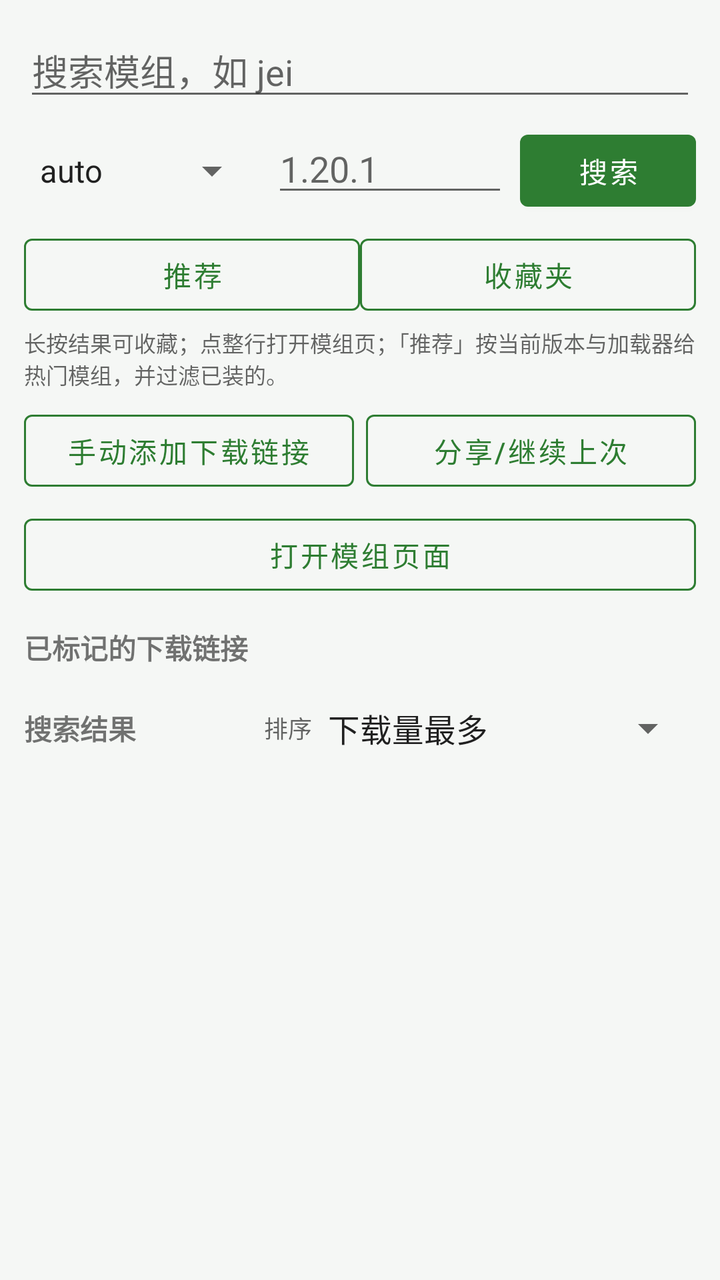
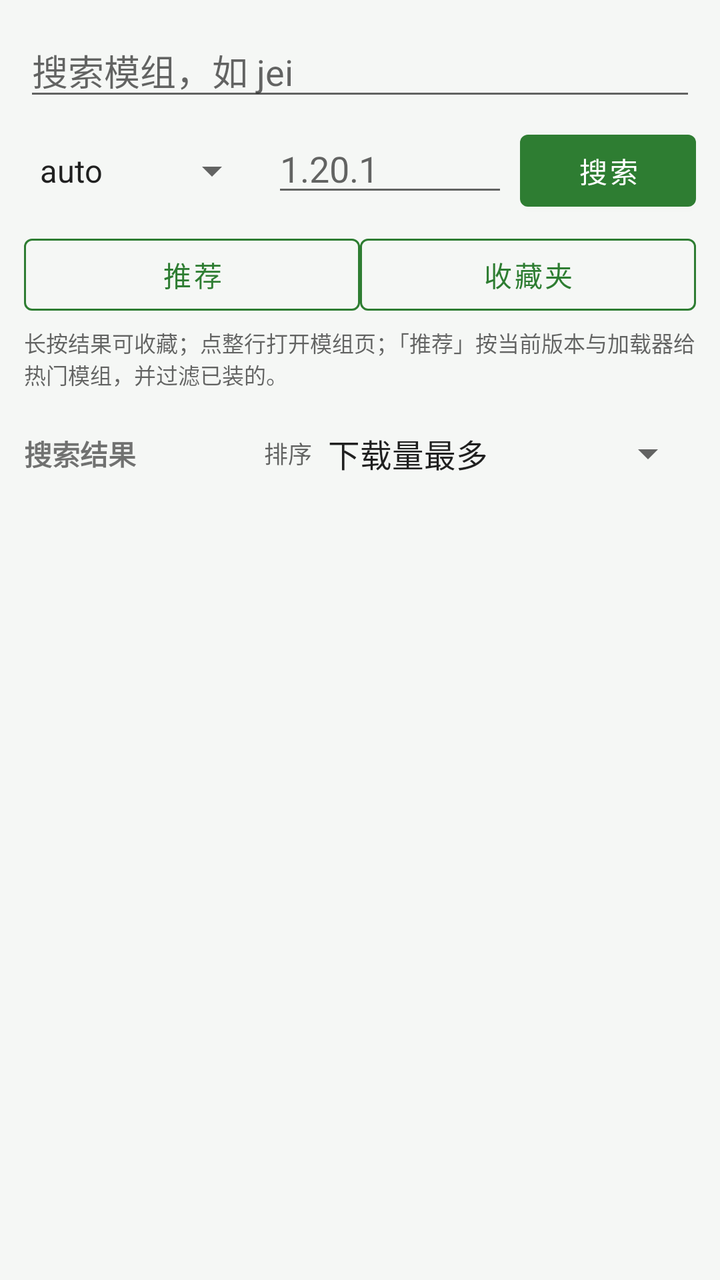

The first picture is an Android layout as it rendered before a commit; the second is the same layout after the commit. The layout source and the unified diff follow.
<!-- AndroidManifest.xml: application theme Theme.ModMigrator -->
<!-- res/layout/fragment_market.xml -->
<?xml version="1.0" encoding="utf-8"?>
<LinearLayout xmlns:android="http://schemas.android.com/apk/res/android"
    android:layout_width="match_parent"
    android:layout_height="match_parent"
    android:orientation="vertical"
    android:padding="12dp">

    <EditText
        android:id="@+id/etQuery"
        android:layout_width="match_parent"
        android:layout_height="wrap_content"
        android:hint="@string/hint_query"
        android:imeOptions="actionSearch"
        android:inputType="text"
        android:singleLine="true" />

    <LinearLayout
        android:layout_width="match_parent"
        android:layout_height="wrap_content"
        android:layout_marginTop="6dp"
        android:orientation="horizontal">

        <Spinner
            android:id="@+id/spLoader"
            android:layout_width="0dp"
            android:layout_height="wrap_content"
            android:layout_weight="1"
            android:entries="@array/loaders" />

        <EditText
            android:id="@+id/etVersion"
            android:layout_width="0dp"
            android:layout_height="wrap_content"
            android:layout_marginStart="6dp"
            android:layout_weight="1"
            android:hint="1.20.1"
            android:inputType="text"
            android:singleLine="true" />

        <Button
            android:id="@+id/btnSearch"
            android:layout_width="wrap_content"
            android:layout_height="wrap_content"
            android:layout_marginStart="6dp"
            android:text="@string/btn_search" />
    </LinearLayout>

    <LinearLayout
        android:layout_width="match_parent"
        android:layout_height="wrap_content"
        android:layout_marginTop="4dp"
        android:orientation="horizontal">

        <Button
            android:id="@+id/btnRecommend"
            style="@style/AppButtonOutlined"
            android:layout_width="0dp"
            android:layout_height="wrap_content"
            android:layout_weight="1"
            android:text="@string/btn_recommend" />

        <Button
            android:id="@+id/btnFavorites"
            style="@style/AppButtonOutlined"
            android:layout_width="0dp"
            android:layout_height="wrap_content"
            android:layout_weight="1"
            android:text="@string/btn_favorites" />
    </LinearLayout>

    <TextView
        android:layout_width="match_parent"
        android:layout_height="wrap_content"
        android:paddingTop="2dp"
        android:text="@string/market_tips"
        android:textColor="@color/textSecondary"
        android:textSize="11sp" />

    <LinearLayout
        android:layout_width="match_parent"
        android:layout_height="wrap_content"
        android:layout_marginTop="6dp"
        android:orientation="horizontal">

        <Button
            android:id="@+id/btnAddLink"
            style="@style/AppButtonOutlined"
            android:layout_width="0dp"
            android:layout_height="wrap_content"
            android:layout_weight="1"
            android:text="@string/btn_add_link" />

        <Button
            android:id="@+id/btnShare"
            style="@style/AppButtonOutlined"
            android:layout_width="0dp"
            android:layout_height="wrap_content"
            android:layout_marginStart="6dp"
            android:layout_weight="1"
            android:text="@string/btn_share_position" />
    </LinearLayout>

    <Button
        android:id="@+id/btnOpenPage"
        style="@style/AppButtonOutlined"
        android:layout_width="match_parent"
        android:layout_height="wrap_content"
        android:layout_marginTop="4dp"
        android:text="@string/btn_open_page" />

    <TextView
        android:layout_width="wrap_content"
        android:layout_height="wrap_content"
        android:layout_marginTop="12dp"
        android:text="@string/marked_links"
        android:textStyle="bold" />

    <androidx.recyclerview.widget.RecyclerView
        android:id="@+id/rvLinks"
        android:layout_width="match_parent"
        android:layout_height="wrap_content"
        android:layout_marginBottom="8dp"
        android:overScrollMode="never" />

    <LinearLayout
        android:layout_width="match_parent"
        android:layout_height="wrap_content"
        android:layout_marginTop="10dp"
        android:gravity="center_vertical"
        android:orientation="horizontal">

        <TextView
            android:id="@+id/tvListTitle"
            android:layout_width="0dp"
            android:layout_height="wrap_content"
            android:layout_weight="1"
            android:text="@string/search_results"
            android:textStyle="bold" />

        <TextView
            android:layout_width="wrap_content"
            android:layout_height="wrap_content"
            android:text="@string/label_sort"
            android:textColor="@color/textSecondary"
            android:textSize="12sp" />

        <Spinner
            android:id="@+id/spSort"
            android:layout_width="wrap_content"
            android:layout_height="wrap_content"
            android:entries="@array/sort_modes" />
    </LinearLayout>

    <androidx.recyclerview.widget.RecyclerView
        android:id="@+id/rvMods"
        android:layout_width="match_parent"
        android:layout_height="0dp"
        android:layout_weight="1" />
</LinearLayout>
<!-- resources referenced by this layout -->
<resources>
  <string-array name="loaders">
          <item>auto</item>
          <item>fabric</item>
          <item>forge</item>
          <item>neoforge</item>
          <item>quilt</item>
      </string-array>
  <string-array name="sort_modes">
          <item>下载量最多</item>
          <item>最近更新</item>
          <item>名称 A-Z</item>
          <item>相关度（原顺序）</item>
      </string-array>
  <color name="textSecondary">#99000000</color>
  <string name="btn_add_link">手动添加下载链接</string>
  <string name="btn_favorites">收藏夹</string>
  <string name="btn_open_page">打开模组页面</string>
  <string name="btn_recommend">推荐</string>
  <string name="btn_search">搜索</string>
  <string name="btn_share_position">分享/继续上次</string>
  <string name="hint_query">搜索模组，如 jei</string>
  <string name="label_sort">排序</string>
  <string name="marked_links">已标记的下载链接</string>
  <string name="market_tips">长按结果可收藏；点整行打开模组页；「推荐」按当前版本与加载器给热门模组，并过滤已装的。</string>
  <string name="search_results">搜索结果</string>
  <style name="AppButtonOutlined" parent="Widget.MaterialComponents.Button.OutlinedButton">
          <item name="strokeColor">?attr/colorPrimary</item>
          <item name="android:textColor">?attr/colorPrimary</item>
          <item name="iconTint">?attr/colorPrimary</item>
          <item name="rippleColor">?attr/colorPrimary</item>
      </style>
  <style name="Theme.ModMigrator" parent="Theme.MaterialComponents.DayNight.NoActionBar">
          <item name="colorPrimary">@color/primary</item>
          <item name="colorPrimaryDark">@color/primaryDark</item>
          <item name="colorAccent">@color/accent</item>
          <item name="android:windowBackground">@color/bg</item>
          <item name="android:statusBarColor">@color/primaryDark</item>
          <item name="preferenceTheme">@style/PreferenceThemeOverlay</item>
          
          <item name="materialButtonStyle">@style/AppButton</item>
      </style>
  <color name="primary">#FF2E7D32</color>
  <color name="primaryDark">#FF1B5E20</color>
  <color name="accent">#FF66BB6A</color>
  <color name="bg">#FFF5F7F5</color>
  <style name="AppButton" parent="Widget.MaterialComponents.Button">
          <item name="backgroundTint">?attr/colorPrimary</item>
          <item name="android:textColor">@android:color/white</item>
          <item name="rippleColor">?attr/colorPrimary</item>
      </style>
</resources>

<!-- the commit's change to res/layout/fragment_market.xml (unified diff, before → after) -->
@@ -5,127 +5,145 @@
     android:orientation="vertical"
     android:padding="12dp">
 
-    <EditText
-        android:id="@+id/etQuery"
+    
+    <androidx.core.widget.NestedScrollView
         android:layout_width="match_parent"
-        android:layout_height="wrap_content"
-        android:hint="@string/hint_query"
-        android:imeOptions="actionSearch"
-        android:inputType="text"
-        android:singleLine="true" />
+        android:layout_height="0dp"
+        android:layout_weight="1"
+        android:fillViewport="false"
+        android:overScrollMode="never">
 
+        <LinearLayout
+            android:layout_width="match_parent"
+            android:layout_height="wrap_content"
+            android:orientation="vertical">
+
+            <EditText
+                android:id="@+id/etQuery"
+                android:layout_width="match_parent"
+                android:layout_height="wrap_content"
+                android:hint="@string/hint_query"
+                android:imeOptions="actionSearch"
+                android:inputType="text"
+                android:singleLine="true" />
+
+            <LinearLayout
+                android:layout_width="match_parent"
+                android:layout_height="wrap_content"
+                android:layout_marginTop="6dp"
+                android:orientation="horizontal">
+
+                <Spinner
+                    android:id="@+id/spLoader"
+                    android:layout_width="0dp"
+                    android:layout_height="wrap_content"
+                    android:layout_weight="1"
+                    android:entries="@array/loaders" />
+
+                <EditText
+                    android:id="@+id/etVersion"
+                    android:layout_width="0dp"
+                    android:layout_height="wrap_content"
+                    android:layout_marginStart="6dp"
+                    android:layout_weight="1"
+                    android:hint="1.20.1"
+                    android:inputType="text"
+                    android:singleLine="true" />
+
+                <Button
+                    android:id="@+id/btnSearch"
+                    android:layout_width="wrap_content"
+                    android:layout_height="wrap_content"
+                    android:layout_marginStart="6dp"
+                    android:text="@string/btn_search" />
+            </LinearLayout>
+
+            <LinearLayout
+                android:layout_width="match_parent"
+                android:layout_height="wrap_content"
+                android:layout_marginTop="4dp"
+                android:orientation="horizontal">
+
+                <Button
+                    android:id="@+id/btnRecommend"
+                    style="@style/AppButtonOutlined"
+                    android:layout_width="0dp"
+                    android:layout_height="wrap_content"
+                    android:layout_weight="1"
+                    android:text="@string/btn_recommend" />
+
+                <Button
+                    android:id="@+id/btnFavorites"
+                    style="@style/AppButtonOutlined"
+                    android:layout_width="0dp"
+                    android:layout_height="wrap_content"
+                    android:layout_weight="1"
+                    android:text="@string/btn_favorites" />
+            </LinearLayout>
+
+            <TextView
+                android:layout_width="match_parent"
+                android:layout_height="wrap_content"
+                android:paddingTop="2dp"
+                android:text="@string/market_tips"
+                android:textColor="@color/textSecondary"
+                android:textSize="11sp" />
+
+            
+            <LinearLayout
+                android:layout_width="match_parent"
+                android:layout_height="wrap_content"
+                android:layout_marginTop="6dp"
+                android:orientation="horizontal">
+
+                <Button
+                    android:id="@+id/btnAddLink"
+                    style="@style/AppButtonOutlined"
+                    android:layout_width="0dp"
+                    android:layout_height="wrap_content"
+                    android:layout_weight="1"
+                    android:text="@string/btn_add_link" />
+
+                <Button
+                    android:id="@+id/btnShare"
+                    style="@style/AppButtonOutlined"
+                    android:layout_width="0dp"
+                    android:layout_height="wrap_content"
+                    android:layout_marginStart="6dp"
+                    android:layout_weight="1"
+                    android:text="@string/btn_share_position" />
+
+                <Button
+                    android:id="@+id/btnOpenPage"
+                    style="@style/AppButtonOutlined"
+                    android:layout_width="0dp"
+                    android:layout_height="wrap_content"
+                    android:layout_marginStart="6dp"
+                    android:layout_weight="1"
+                    android:text="@string/btn_open_page" />
+            </LinearLayout>
+
+            <TextView
+                android:layout_width="wrap_content"
+                android:layout_height="wrap_content"
+                android:layout_marginTop="12dp"
+                android:text="@string/marked_links"
+                android:textStyle="bold" />
+
+            <androidx.recyclerview.widget.RecyclerView
+                android:id="@+id/rvLinks"
+                android:layout_width="match_parent"
+                android:layout_height="wrap_content"
+                android:layout_marginBottom="8dp"
+                android:overScrollMode="never" />
+        </LinearLayout>
+    </androidx.core.widget.NestedScrollView>
+
+    
     <LinearLayout
         android:layout_width="match_parent"
         android:layout_height="wrap_content"
-        android:layout_marginTop="6dp"
-        android:orientation="horizontal">
-
-        <Spinner
-            android:id="@+id/spLoader"
-            android:layout_width="0dp"
-            android:layout_height="wrap_content"
-            android:layout_weight="1"
-            android:entries="@array/loaders" />
-
-        <EditText
-            android:id="@+id/etVersion"
-            android:layout_width="0dp"
-            android:layout_height="wrap_content"
-            android:layout_marginStart="6dp"
-            android:layout_weight="1"
-            android:hint="1.20.1"
-            android:inputType="text"
-            android:singleLine="true" />
-
-        <Button
-            android:id="@+id/btnSearch"
-            android:layout_width="wrap_content"
-            android:layout_height="wrap_content"
-            android:layout_marginStart="6dp"
-            android:text="@string/btn_search" />
-    </LinearLayout>
-
-    <LinearLayout
-        android:layout_width="match_parent"
-        android:layout_height="wrap_content"
-        android:layout_marginTop="4dp"
-        android:orientation="horizontal">
-
-        <Button
-            android:id="@+id/btnRecommend"
-            style="@style/AppButtonOutlined"
-            android:layout_width="0dp"
-            android:layout_height="wrap_content"
-            android:layout_weight="1"
-            android:text="@string/btn_recommend" />
-
-        <Button
-            android:id="@+id/btnFavorites"
-            style="@style/AppButtonOutlined"
-            android:layout_width="0dp"
-            android:layout_height="wrap_content"
-            android:layout_weight="1"
-            android:text="@string/btn_favorites" />
-    </LinearLayout>
-
-    <TextView
-        android:layout_width="match_parent"
-        android:layout_height="wrap_content"
-        android:paddingTop="2dp"
-        android:text="@string/market_tips"
-        android:textColor="@color/textSecondary"
-        android:textSize="11sp" />
-
-    <LinearLayout
-        android:layout_width="match_parent"
-        android:layout_height="wrap_content"
-        android:layout_marginTop="6dp"
-        android:orientation="horizontal">
-
-        <Button
-            android:id="@+id/btnAddLink"
-            style="@style/AppButtonOutlined"
-            android:layout_width="0dp"
-            android:layout_height="wrap_content"
-            android:layout_weight="1"
-            android:text="@string/btn_add_link" />
-
-        <Button
-            android:id="@+id/btnShare"
-            style="@style/AppButtonOutlined"
-            android:layout_width="0dp"
-            android:layout_height="wrap_content"
-            android:layout_marginStart="6dp"
-            android:layout_weight="1"
-            android:text="@string/btn_share_position" />
-    </LinearLayout>
-
-    <Button
-        android:id="@+id/btnOpenPage"
-        style="@style/AppButtonOutlined"
-        android:layout_width="match_parent"
-        android:layout_height="wrap_content"
-        android:layout_marginTop="4dp"
-        android:text="@string/btn_open_page" />
-
-    <TextView
-        android:layout_width="wrap_content"
-        android:layout_height="wrap_content"
-        android:layout_marginTop="12dp"
-        android:text="@string/marked_links"
-        android:textStyle="bold" />
-
-    <androidx.recyclerview.widget.RecyclerView
-        android:id="@+id/rvLinks"
-        android:layout_width="match_parent"
-        android:layout_height="wrap_content"
-        android:layout_marginBottom="8dp"
-        android:overScrollMode="never" />
-
-    <LinearLayout
-        android:layout_width="match_parent"
-        android:layout_height="wrap_content"
-        android:layout_marginTop="10dp"
+        android:layout_marginTop="8dp"
         android:gravity="center_vertical"
         android:orientation="horizontal">
 
@@ -134,6 +152,8 @@
             android:layout_width="0dp"
             android:layout_height="wrap_content"
             android:layout_weight="1"
+            android:maxLines="1"
+            android:ellipsize="end"
             android:text="@string/search_results"
             android:textStyle="bold" />
 
@@ -151,9 +171,10 @@
             android:entries="@array/sort_modes" />
     </LinearLayout>
 
+    
     <androidx.recyclerview.widget.RecyclerView
         android:id="@+id/rvMods"
         android:layout_width="match_parent"
         android:layout_height="0dp"
-        android:layout_weight="1" />
+        android:layout_weight="2" />
 </LinearLayout>
